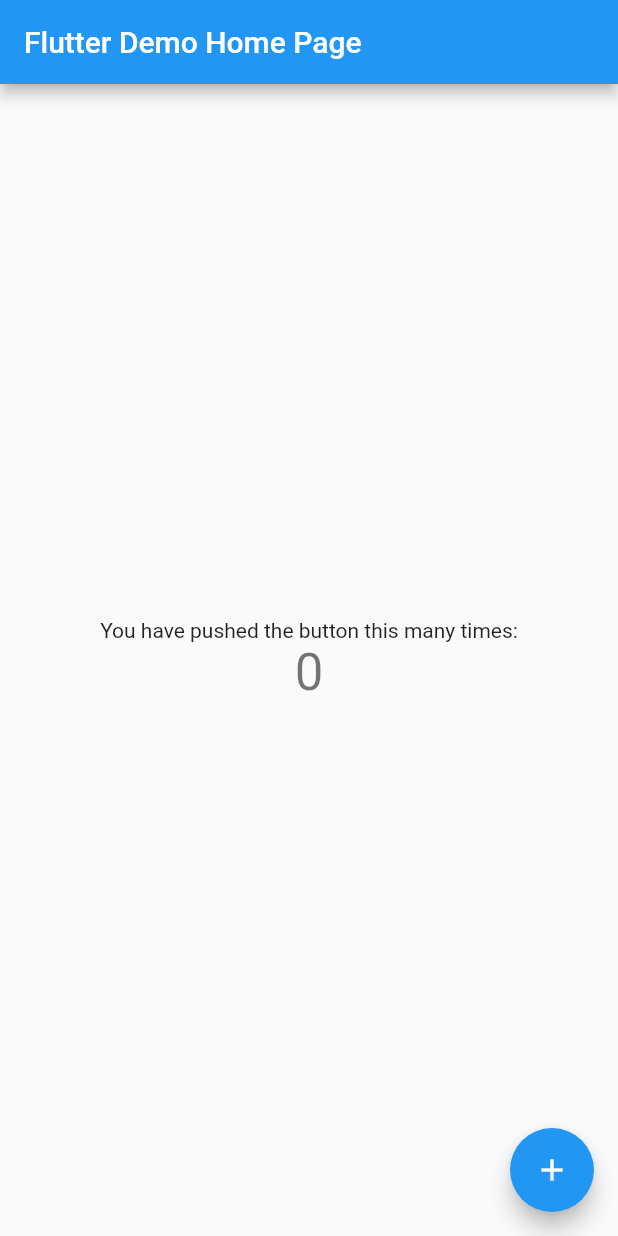
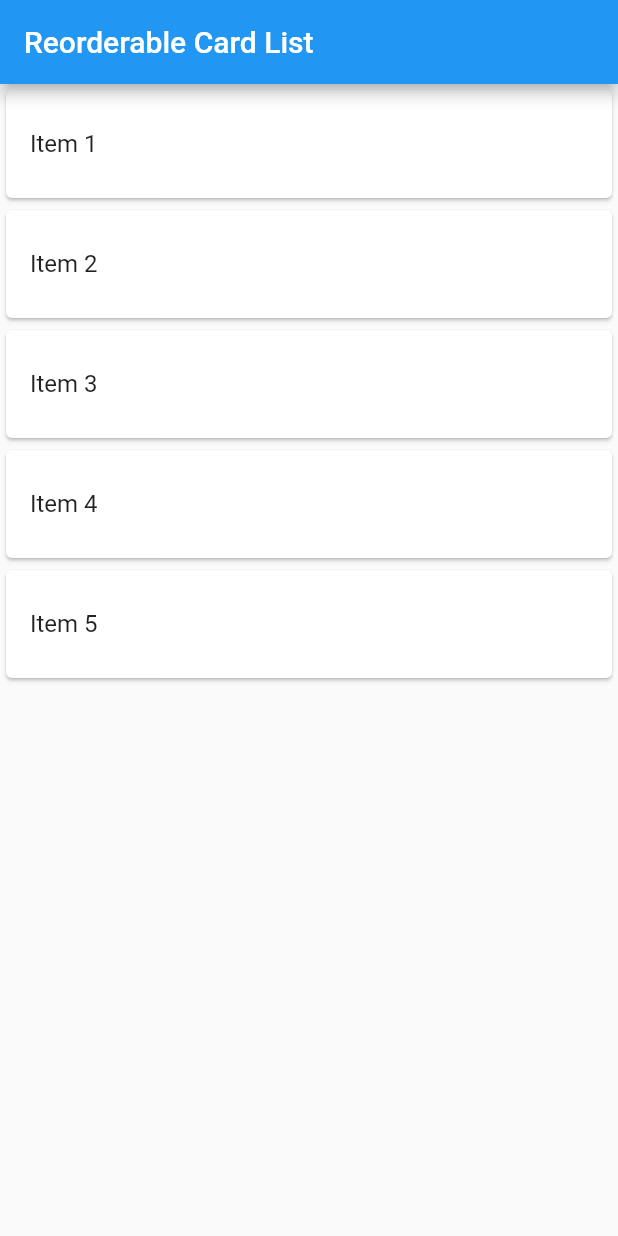
Before and after one commit to check5004/drag_list, a Flutter app: the screen it shows after launch, on a phone screen of 412 x 824 dp. Run offline on Flutter 3.47's test engine with Material 2 defaults, Android fonts, the phone set to English and light mode, and no system bars.

Commit message:
右端ドラッグでのリスト並び替え

```diff
--- a/drag_list/lib/main.dart
+++ b/drag_list/lib/main.dart
@@ -1,115 +1,63 @@
 import 'package:flutter/material.dart';
 
 void main() {
-  runApp(const MyApp());
+  runApp(MyApp());
 }
 
 class MyApp extends StatelessWidget {
-  const MyApp({Key? key}) : super(key: key);
-
-  // This widget is the root of your application.
+  // アプリのエントリポイント
   @override
   Widget build(BuildContext context) {
+    // MaterialAppウィジェットでアプリの基本スタイルを設定
     return MaterialApp(
-      title: 'Flutter Demo',
-      theme: ThemeData(
-        // This is the theme of your application.
-        //
-        // Try running your application with "flutter run". You'll see the
-        // application has a blue toolbar. Then, without quitting the app, try
-        // changing the primarySwatch below to Colors.green and then invoke
-        // "hot reload" (press "r" in the console where you ran "flutter run",
-        // or simply save your changes to "hot reload" in a Flutter IDE).
-        // Notice that the counter didn't reset back to zero; the application
-        // is not restarted.
-        primarySwatch: Colors.blue,
+      home: Scaffold(
+        appBar: AppBar(title: const Text('Reorderable Card List')),
+        body: ReorderableCardList(),
       ),
-      home: const MyHomePage(title: 'Flutter Demo Home Page'),
     );
   }
 }
 
-class MyHomePage extends StatefulWidget {
-  const MyHomePage({Key? key, required this.title}) : super(key: key);
-
-  // This widget is the home page of your application. It is stateful, meaning
-  // that it has a State object (defined below) that contains fields that affect
-  // how it looks.
-
-  // This class is the configuration for the state. It holds the values (in this
-  // case the title) provided by the parent (in this case the App widget) and
-  // used by the build method of the State. Fields in a Widget subclass are
-  // always marked "final".
-
-  final String title;
-
+class ReorderableCardList extends StatefulWidget {
+  // StatefulWidgetを継承して、リストの並べ替えを状態管理できるようにする
   @override
-  State<MyHomePage> createState() => _MyHomePageState();
+  _ReorderableCardListState createState() => _ReorderableCardListState();
 }
 
-class _MyHomePageState extends State<MyHomePage> {
-  int _counter = 0;
-
-  void _incrementCounter() {
-    setState(() {
-      // This call to setState tells the Flutter framework that something has
-      // changed in this State, which causes it to rerun the build method below
-      // so that the display can reflect the updated values. If we changed
-      // _counter without calling setState(), then the build method would not be
-      // called again, and so nothing would appear to happen.
-      _counter++;
-    });
-  }
+class _ReorderableCardListState extends State<ReorderableCardList> {
+  // リストアイテムを文字列のリストで表現
+  List<String> _items = ['Item 1', 'Item 2', 'Item 3', 'Item 4', 'Item 5'];
 
   @override
   Widget build(BuildContext context) {
-    // This method is rerun every time setState is called, for instance as done
-    // by the _incrementCounter method above.
-    //
-    // The Flutter framework has been optimized to make rerunning build methods
-    // fast, so that you can just rebuild anything that needs updating rather
-    // than having to individually change instances of widgets.
-    return Scaffold(
-      appBar: AppBar(
-        // Here we take the value from the MyHomePage object that was created by
-        // the App.build method, and use it to set our appbar title.
-        title: Text(widget.title),
-      ),
-      body: Center(
-        // Center is a layout widget. It takes a single child and positions it
-        // in the middle of the parent.
-        child: Column(
-          // Column is also a layout widget. It takes a list of children and
-          // arranges them vertically. By default, it sizes itself to fit its
-          // children horizontally, and tries to be as tall as its parent.
-          //
-          // Invoke "debug painting" (press "p" in the console, choose the
-          // "Toggle Debug Paint" action from the Flutter Inspector in Android
-          // Studio, or the "Toggle Debug Paint" command in Visual Studio Code)
-          // to see the wireframe for each widget.
-          //
-          // Column has various properties to control how it sizes itself and
-          // how it positions its children. Here we use mainAxisAlignment to
-          // center the children vertically; the main axis here is the vertical
-          // axis because Columns are vertical (the cross axis would be
-          // horizontal).
-          mainAxisAlignment: MainAxisAlignment.center,
-          children: <Widget>[
-            const Text(
-              'You have pushed the button this many times:',
-            ),
-            Text(
-              '$_counter',
-              style: Theme.of(context).textTheme.headline4,
-            ),
-          ],
-        ),
-      ),
-      floatingActionButton: FloatingActionButton(
-        onPressed: _incrementCounter,
-        tooltip: 'Increment',
-        child: const Icon(Icons.add),
-      ), // This trailing comma makes auto-formatting nicer for build methods.
+    // ReorderableListViewを使って並べ替え可能なリストを作成
+    return ReorderableListView(
+      onReorder: _onReorder, // 並べ替えが完了したときのコールバック関数
+      children: _items.map((String item) {
+        // カードを作成し、ReorderableListViewのchildrenに追加
+        return Card(
+          key: ValueKey(item), // カードに一意のキーを設定
+          child: ListTile(
+            contentPadding: EdgeInsets.symmetric(horizontal: 16.0, vertical: 8.0),
+            title: Text(item), // カードのテキストを表示
+            onTap: () {}, // カード全体がタップ可能になるように空の関数を設定
+          ),
+        );
+      }).toList(),
     );
   }
+
+  // 並べ替えが完了したときに呼ばれるコールバック関数
+  void _onReorder(int oldIndex, int newIndex) {
+    // newIndexがoldIndexより大きい場合、newIndexをデクリメント
+    if (oldIndex < newIndex) {
+      newIndex -= 1;
+    }
+    // 状態を更新してリストアイテムの並べ替えを反映
+    setState(() {
+      String item = _items.removeAt(oldIndex); // 古いインデックスからアイテムを削除
+      _items.insert(newIndex, item); // 新しいインデックスにアイテムを挿入
+      print('oldIndex: $oldIndex, newIndex: $newIndex, item: $item'); // デバッグ用
+    });
+  }
 }
```
